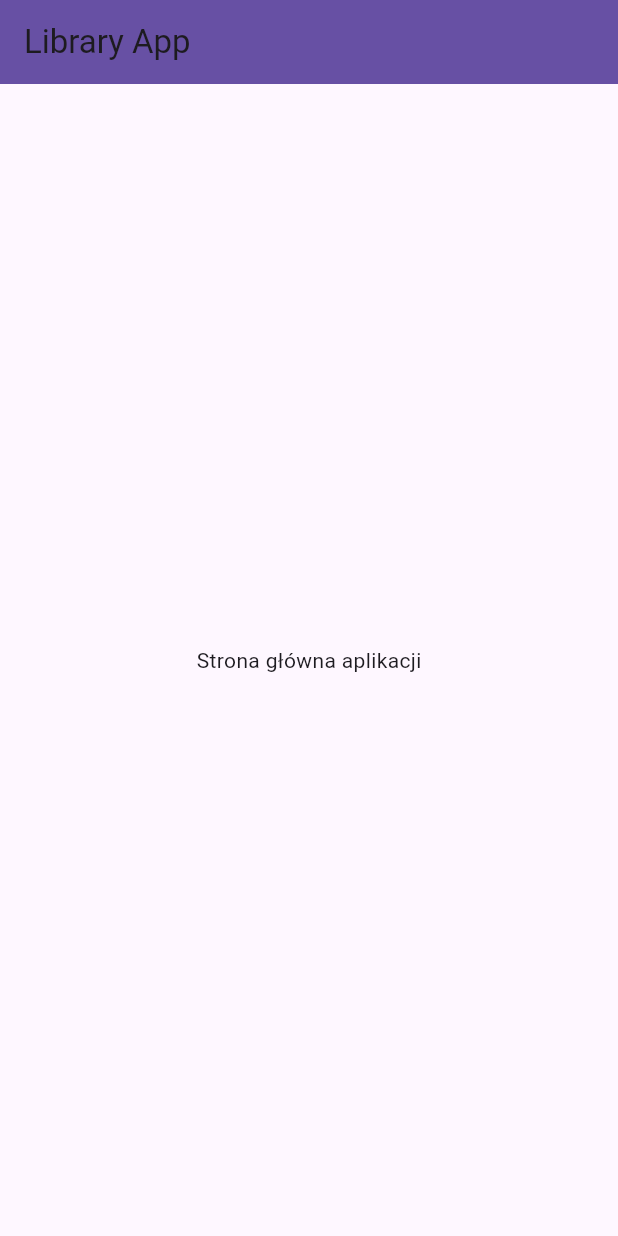
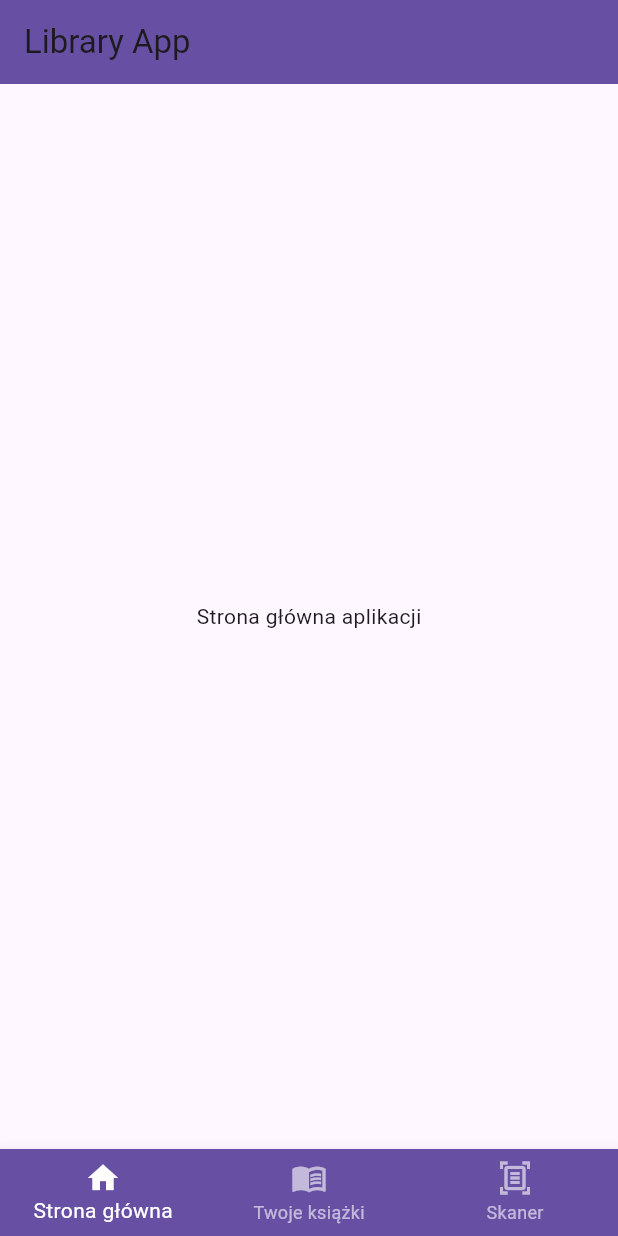
Before and after one commit to xLeilu/app-for-nothing, a Flutter app: the screen it shows after launch, on a phone screen of 412 x 824 dp. Run offline on Flutter 3.47's test engine with Material 3 defaults, Android fonts, the phone set to English and light mode, and no system bars.

Commit message:
feat: implemented all pages

```diff
--- a/lib/pages/main_page.dart
+++ b/lib/pages/main_page.dart
@@ -1,3 +1,5 @@
+import 'package:appfornothing/pages/scanner_page.dart';
+import 'package:appfornothing/pages/your_books_page.dart';
 import 'package:flutter/material.dart';
 
 class MainPage extends StatefulWidget {
@@ -8,14 +10,50 @@ class MainPage extends StatefulWidget {
 }
 
 class _MainPageState extends State<MainPage> {
+  int currentPageIndex = 0;
+
+  void changePage(int index) {
+    if (index == 1) {
+      Navigator.push(context,
+          MaterialPageRoute(builder: (context) => const YourBooksPage()));
+    } else if (index == 2) {
+      Navigator.push(context,
+          MaterialPageRoute(builder: (context) => const ScannerPage()));
+    }
+  }
+
   @override
   Widget build(BuildContext context) {
-    return Scaffold(
+    return WillPopScope(
+      onWillPop: () async => false,
+      child: Scaffold(
         appBar: AppBar(
           backgroundColor: Theme.of(context).colorScheme.primary,
           title: const Text("Library App"),
         ),
-      body: Center(
+        bottomNavigationBar: BottomNavigationBar(
+          backgroundColor: Theme.of(context).colorScheme.primary,
+          selectedItemColor: Colors.white,
+          unselectedItemColor: Colors.white60,
+          currentIndex: currentPageIndex,
+          onTap: changePage,
+          items: const [
+            BottomNavigationBarItem(
+              icon: Icon(Icons.home),
+              label: "Strona główna",
+            ),
+            BottomNavigationBarItem(
+              icon: Icon(Icons.menu_book),
+              label: "Twoje książki",
+            ),
+            BottomNavigationBarItem(
+              icon: Icon(Icons.document_scanner_outlined),
+              label: "Skaner",
+            ),
+          ],
+        ),
+        body: SafeArea(
+          child: Center(
             child: Column(
               mainAxisAlignment: MainAxisAlignment.center,
               children: <Widget>[
@@ -25,6 +63,8 @@ class _MainPageState extends State<MainPage> {
               ],
             ),
           ),
+        ),
+      ),
     );
   }
 }
```
Also changed, not shown: lib/pages/add_book_page.dart (added, +44 -0 lines), lib/pages/scanner_page.dart (added, +44 -0 lines), lib/pages/view_book_page.dart (added, +44 -0 lines), lib/pages/your_books_page.dart (added, +65 -0 lines). Lines whose indentation alone changed are shown as unchanged.
